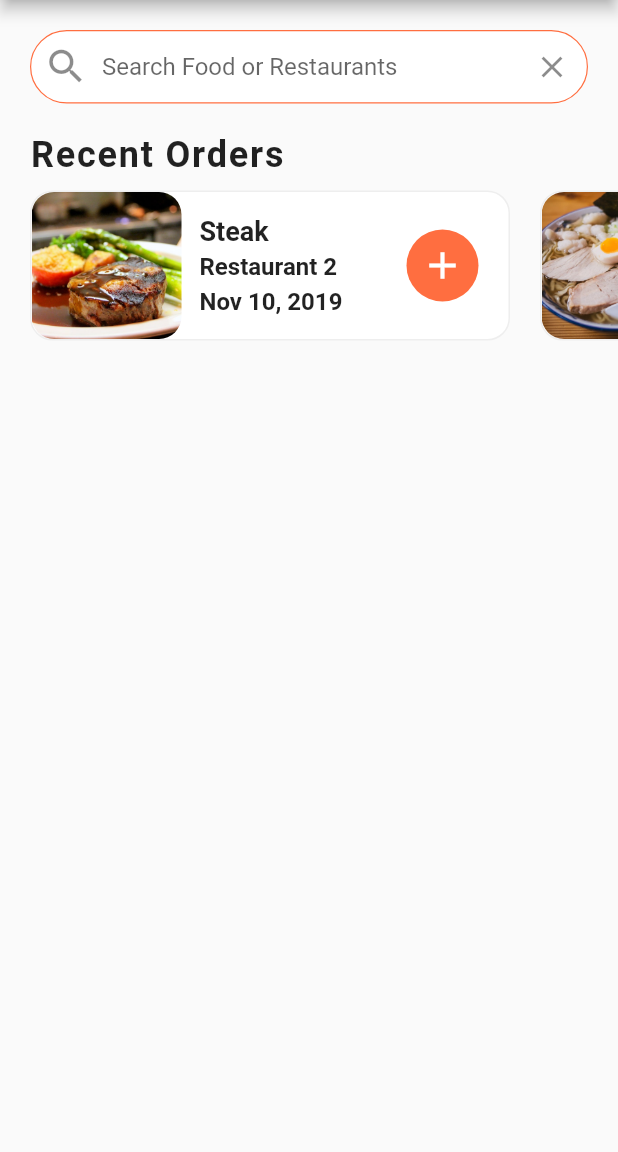
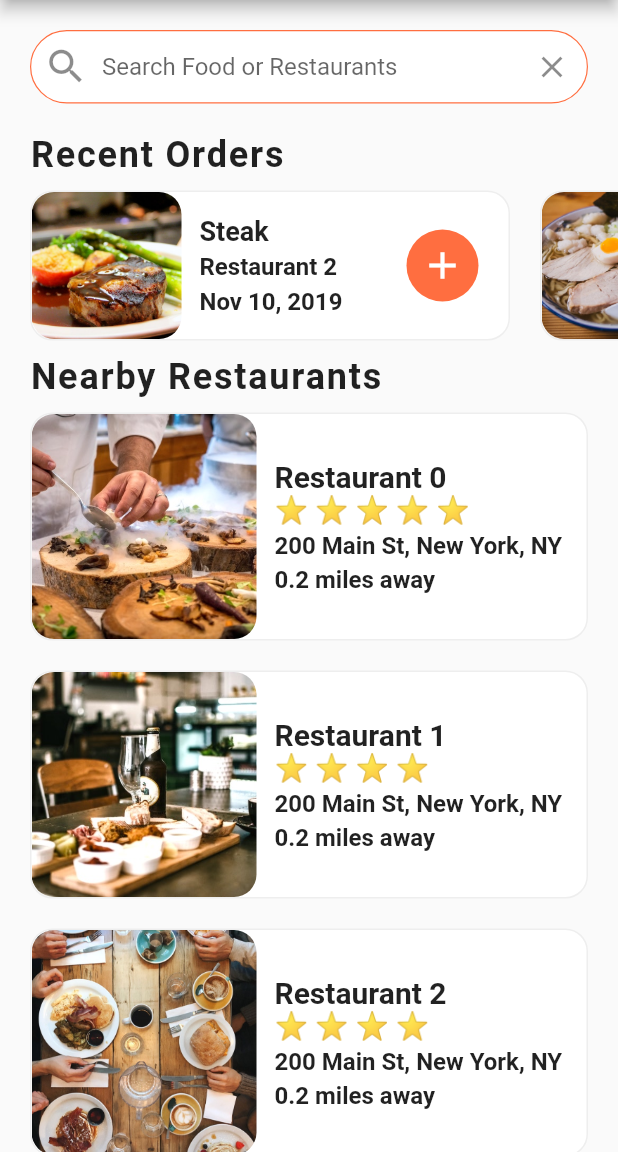
Before and after one commit to MBanawa/Food-Delivery-UI, a Flutter app: the screen it shows after launch, on a phone screen of 412 x 824 dp, the part 84-1236 px from its top. Run offline on Flutter 3.47's test engine with Material 2 defaults, Android fonts, the phone set to English and light mode, and no system bars.

Commit message:
add nearby resto in homescreen and add restaurant_screen.dart

```diff
--- a/lib/screens/home_screen.dart
+++ b/lib/screens/home_screen.dart
@@ -1,5 +1,8 @@
 import 'package:flutter/material.dart';
 import 'package:food_delivery_ui/data/data.dart';
+import 'package:food_delivery_ui/models/restaurant.dart';
+import 'package:food_delivery_ui/screens/restaurant_screen.dart';
+import 'package:food_delivery_ui/widgets/rating_stars.dart';
 import 'package:food_delivery_ui/widgets/recent_orders.dart';
 
 class HomeScreen extends StatefulWidget {
@@ -8,6 +11,76 @@
 }
 
 class _HomeScreenState extends State<HomeScreen> {
+  _buildRestaurants() {
+    List<Widget> restaurantList = [];
+    restaurants.forEach((Restaurant restaurant) {
+      restaurantList.add(GestureDetector(
+        onTap: () => MaterialPageRoute(
+          builder: (_) => RestaurantScreen(restaurant: restaurant),
+        ),
+        child: Container(
+          margin: EdgeInsets.symmetric(horizontal: 20.0, vertical: 10.0),
+          decoration: BoxDecoration(
+              color: Colors.white,
+              borderRadius: BorderRadius.circular(15.0),
+              border: Border.all(
+                width: 1.0,
+                color: Colors.grey[200],
+              )),
+          child: Row(
+            children: <Widget>[
+              ClipRRect(
+                  borderRadius: BorderRadius.circular(15.0),
+                  child: Image(
+                    image: AssetImage(restaurant.imageUrl),
+                    height: 150.0,
+                    width: 150.0,
+                    fit: BoxFit.cover,
+                  )),
+              Container(
+                margin: EdgeInsets.all(12.0),
+                child: Column(
+                  mainAxisAlignment: MainAxisAlignment.center,
+                  crossAxisAlignment: CrossAxisAlignment.start,
+                  children: <Widget>[
+                    Text(
+                      restaurant.name,
+                      style: TextStyle(
+                        fontSize: 20.0,
+                        fontWeight: FontWeight.bold,
+                      ),
+                      overflow: TextOverflow.ellipsis,
+                    ),
+                    RatingStars(restaurant.rating),
+                    SizedBox(height: 4.0),
+                    Text(
+                      restaurant.address,
+                      style: TextStyle(
+                        fontSize: 16.0,
+                        fontWeight: FontWeight.w600,
+                      ),
+                      overflow: TextOverflow.ellipsis,
+                    ),
+                    SizedBox(height: 4.0),
+                    Text(
+                      '0.2 miles away',
+                      style: TextStyle(
+                        fontSize: 16.0,
+                        fontWeight: FontWeight.w600,
+                      ),
+                      overflow: TextOverflow.ellipsis,
+                    ),
+                  ],
+                ),
+              ),
+            ],
+          ),
+        ),
+      ));
+    });
+    return Column(children: restaurantList);
+  }
+
   @override
   Widget build(BuildContext context) {
     return Scaffold(
@@ -59,6 +132,23 @@
             ),
           ),
           RecentOrders(),
+          Column(
+            crossAxisAlignment: CrossAxisAlignment.start,
+            children: <Widget>[
+              Padding(
+                padding: const EdgeInsets.symmetric(horizontal: 20.0),
+                child: Text(
+                  'Nearby Restaurants',
+                  style: TextStyle(
+                    fontSize: 24.0,
+                    fontWeight: FontWeight.w600,
+                    letterSpacing: 1.2,
+                  ),
+                ),
+              ),
+              _buildRestaurants(),
+            ],
+          ),
         ],
       ),
     );
--- /dev/null
+++ b/lib/screens/restaurant_screen.dart
@@ -0,0 +1,18 @@
+import 'package:flutter/material.dart';
+import 'package:food_delivery_ui/models/restaurant.dart';
+
+class RestaurantScreen extends StatefulWidget {
+  final Restaurant restaurant;
+
+  RestaurantScreen({this.restaurant});
+
+  @override
+  _RestaurantScreenState createState() => _RestaurantScreenState();
+}
+
+class _RestaurantScreenState extends State<RestaurantScreen> {
+  @override
+  Widget build(BuildContext context) {
+    return Scaffold();
+  }
+}
--- /dev/null
+++ b/lib/widgets/rating_stars.dart
@@ -0,0 +1,22 @@
+import 'package:flutter/material.dart';
+
+class RatingStars extends StatelessWidget {
+  final int rating;
+
+  RatingStars(this.rating);
+
+  @override
+  Widget build(BuildContext context) {
+    String stars = '';
+    for (int i = 0; i < rating; i++) {
+      stars += '⭐ ';
+    }
+    stars.trim();
+    return Text(
+      stars,
+      style: TextStyle(
+        fontSize: 18.0,
+      ),
+    );
+  }
+}
```
